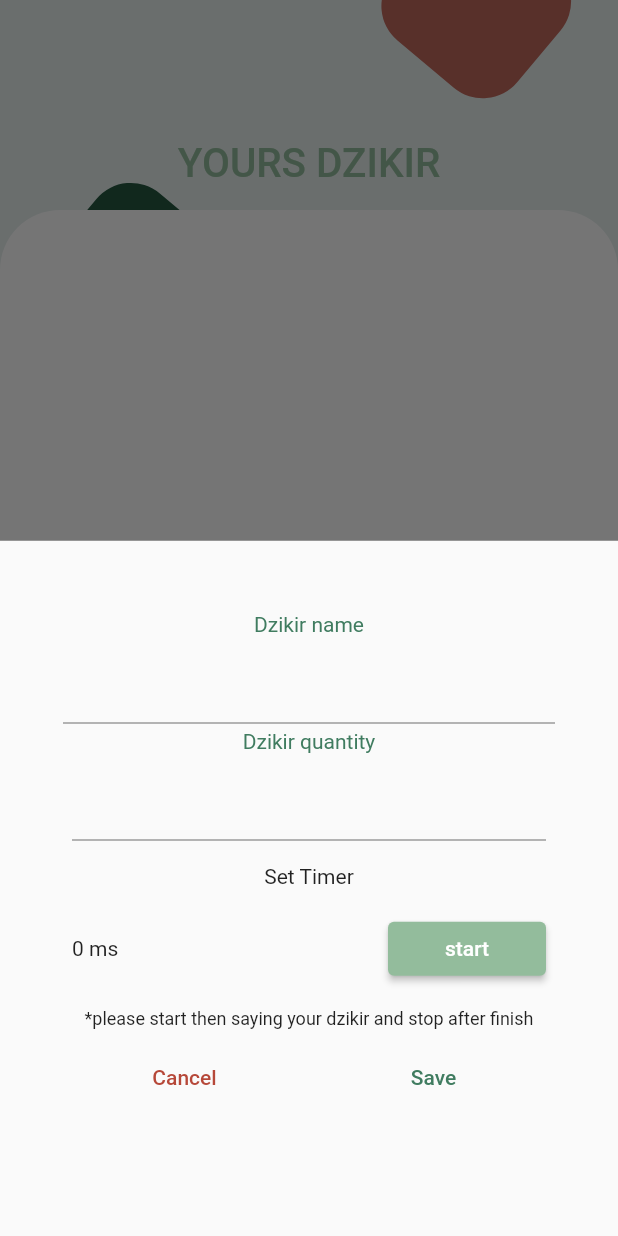
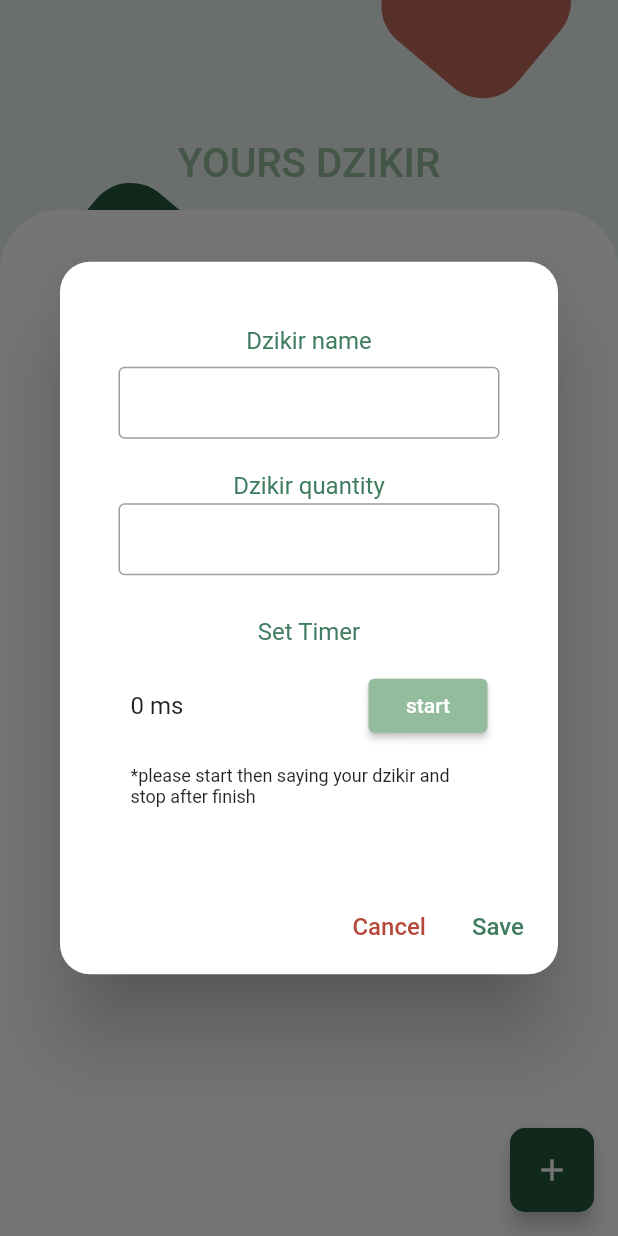
Before and after one commit to farsi-losa/Zikr-App-Flutter, a Flutter app: the screen it shows after launch, after a tap on the "add" icon, on a phone screen of 412 x 824 dp. Run offline on Flutter 3.47's test engine with Material 2 defaults, Android fonts, the phone set to English and light mode, and no system bars; our stand-ins replace package_info_plus, sqflite; missing offline and left inert: flutter_vibrate; accounts and stored records are empty.

Commit message:
dialog add

```diff
--- a/lib/component/dialogAddDzikir.dart
+++ b/lib/component/dialogAddDzikir.dart
@@ -85,8 +85,12 @@ class _DialogAddDzikirState extends State<DialogAddDzikir> {
 
   @override
   Widget build(BuildContext context) {
-    return Padding(
-      padding: const EdgeInsets.all(40),
+    return AlertDialog(
+      shape: RoundedRectangleBorder(
+          borderRadius: BorderRadius.all(Radius.circular(20.0))),
+      content: SingleChildScrollView(
+        child: Padding(
+          padding: const EdgeInsets.all(15),
           child: Column(
             mainAxisSize: MainAxisSize.max,
             children: <Widget>[
@@ -98,9 +102,14 @@ class _DialogAddDzikirState extends State<DialogAddDzikir> {
                 ),
               ),
               Padding(
-            padding: EdgeInsets.all(2.0),
+                padding: EdgeInsets.only(bottom: 20.0),
                 child: TextField(
                   controller: txtName,
+                  style: TextStyle(fontSize: 16.0, height: 1.5),
+                  decoration: InputDecoration(
+                    contentPadding: const EdgeInsets.all(10),
+                    border: const OutlineInputBorder(),
+                  ),
                   onChanged: (text) {
                     _inputNameChange(text);
                   },
@@ -114,9 +123,14 @@ class _DialogAddDzikirState extends State<DialogAddDzikir> {
                 ),
               ),
               Padding(
-            padding: EdgeInsets.all(8.0),
+                padding: EdgeInsets.only(bottom: 20.0),
                 child: TextField(
                   controller: txtQty,
+                  style: TextStyle(fontSize: 16.0, height: 1.5),
+                  decoration: InputDecoration(
+                    contentPadding: const EdgeInsets.all(10),
+                    border: const OutlineInputBorder(),
+                  ),
                   keyboardType: TextInputType.number,
                   onChanged: (text) {
                     _inputQtyChange(text.length > 0 ? int.parse(text) : 0);
@@ -125,7 +139,10 @@ class _DialogAddDzikirState extends State<DialogAddDzikir> {
               ),
               Padding(
                 padding: EdgeInsets.all(8.0),
-            child: Text('Set Timer'),
+                child: Text(
+                  'Set Timer',
+                  style: TextStyle(color: Color(0xff407C60)),
+                ),
               ),
               Padding(
                 padding: EdgeInsets.all(8.0),
@@ -153,8 +170,8 @@ class _DialogAddDzikirState extends State<DialogAddDzikir> {
                     ),
                     Expanded(
                       child: ElevatedButton(
-                      style:
-                          ElevatedButton.styleFrom(primary: Color(0xff93BC9C)),
+                          style: ElevatedButton.styleFrom(
+                              primary: Color(0xff93BC9C)),
                           onPressed: _handleTimerCLick,
                           child: Text(_timerStart ? 'stop' : 'start')),
                     ),
@@ -168,30 +185,26 @@ class _DialogAddDzikirState extends State<DialogAddDzikir> {
                   style: TextStyle(fontSize: 12),
                 ),
               ),
-          Row(
-            children: [
-              Expanded(
-                child: TextButton(
+            ],
+          ),
+        ),
+      ),
+      actions: <Widget>[
+        TextButton(
           onPressed: () => Navigator.of(context).pop(),
           child: Text(
             'Cancel',
-                    style: TextStyle(color: Color(0xffB64839)),
+            style: TextStyle(color: Color(0xffB64839), fontSize: 16),
           ),
         ),
-              ),
-              Expanded(
-                child: TextButton(
+        TextButton(
           onPressed: () => this.addUsers(),
           child: Text(
             'Save',
-                    style: TextStyle(color: Color(0xff407C60)),
+            style: TextStyle(color: Color(0xff407C60), fontSize: 16),
           ),
         ),
-              )
       ],
-          ),
-        ],
-      ),
     );
   }
 }
--- a/lib/pages/home.dart
+++ b/lib/pages/home.dart
@@ -42,14 +42,16 @@ class _AppHome extends State<AppHome> with TickerProviderStateMixin {
   }
 
   void _showAddDzikirModal() {
-    showModalBottomSheet(
-      transitionAnimationController: modalController,
+    showDialog(
+      // transitionAnimationController: modalController,
       context: context,
-      builder: (context) => DialogAddDzikir(),
+      builder: (context) {
+        return DialogAddDzikir();
+      },
     ).then((value) {
       print(value);
       setState(() {});
-    }).whenComplete(() => initController());
+    });
   }
 
   void _onItemClicked(data) {
```
Lines whose indentation alone changed are shown as unchanged.
